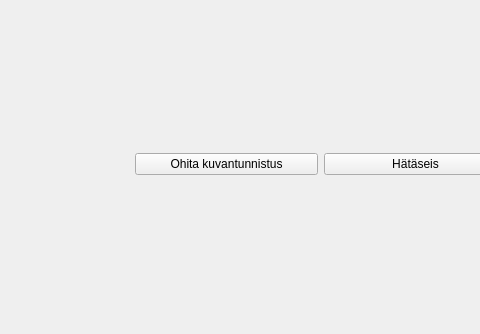
This is Qt_widget_for_Panttibotti/mainwindow.ui in JoonasMattila95/GoPiGo_Robot_project as Qt 5 draws it before an edit; both pictures show x 0 to 480 and y 188 to 522 of the 864 by 522 pixel window. The edited form follows.
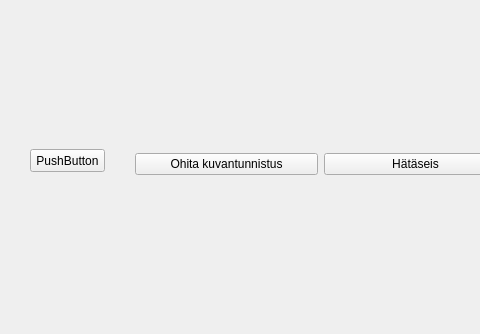
This is the edited form.

What changed in the file:
```diff
--- a/Qt_widget_for_Panttibotti/mainwindow.ui
+++ b/Qt_widget_for_Panttibotti/mainwindow.ui
@@ -59,6 +59,19 @@
      </item>
     </layout>
    </widget>
+   <widget class="QPushButton" name="pushButton">
+    <property name="geometry">
+     <rect>
+      <x>30</x>
+      <y>320</y>
+      <width>75</width>
+      <height>23</height>
+     </rect>
+    </property>
+    <property name="text">
+     <string>PushButton</string>
+    </property>
+   </widget>
   </widget>
   <widget class="QMenuBar" name="menuBar">
    <property name="geometry">
```
